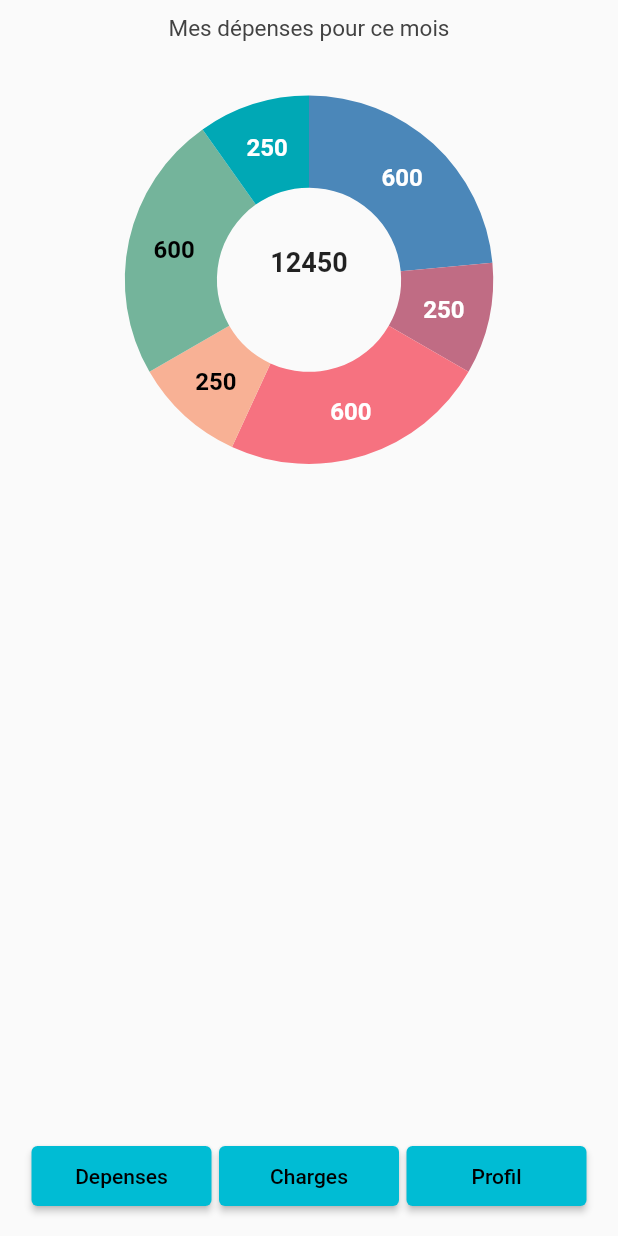
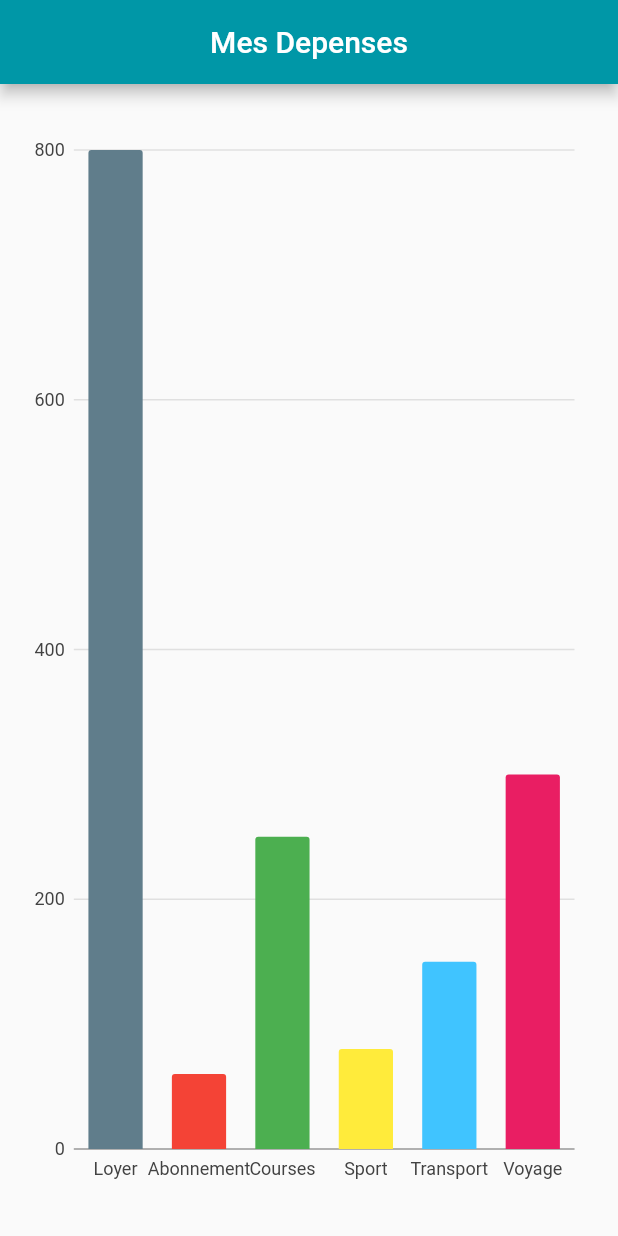
Before and after one commit to naoufal-mft/EconomiZ, a Flutter app: the screen it shows after launch, on a phone screen of 412 x 824 dp. Run offline on Flutter 3.47's test engine with Material 2 defaults, Android fonts, the phone set to English and light mode, and no system bars; our stand-ins replace charts_flutter, syncfusion_flutter_charts.

Commit message:
feat(interface depenses): feat(première implementation):historique des dépenses de l'utilisateur

```diff
--- a/lib/chart_data.dart
+++ b/lib/chart_data.dart
@@ -0,0 +1,13 @@
+import 'package:charts_flutter/flutter.dart' as charts;
+
+class BarChartModel {
+  String year;
+  int financial;
+  final charts.Color color;
+
+  BarChartModel({
+    required this.year,
+    required this.financial,
+    required this.color,
+  });
+}
--- /dev/null
+++ b/lib/depenses_page.dart
@@ -0,0 +1,68 @@
+import 'package:charts_flutter/flutter.dart' as charts;
+import 'package:flutter/material.dart';
+import 'chart_data.dart';
+
+class depenses extends StatelessWidget {
+  depenses({Key? key}) : super(key: key);
+  final List<BarChartModel> data = [
+    BarChartModel(
+      year: "Loyer",
+      financial: 800,
+      color: charts.ColorUtil.fromDartColor(Colors.blueGrey),
+    ),
+    BarChartModel(
+      year: "Abonnement",
+      financial: 60,
+      color: charts.ColorUtil.fromDartColor(Colors.red),
+    ),
+    BarChartModel(
+      year: "Courses",
+      financial: 250,
+      color: charts.ColorUtil.fromDartColor(Colors.green),
+    ),
+    BarChartModel(
+      year: "Sport",
+      financial: 80,
+      color: charts.ColorUtil.fromDartColor(Colors.yellow),
+    ),
+    BarChartModel(
+      year: "Transport",
+      financial: 150,
+      color: charts.ColorUtil.fromDartColor(Colors.lightBlueAccent),
+    ),
+    BarChartModel(
+      year: "Voyage",
+      financial: 300,
+      color: charts.ColorUtil.fromDartColor(Colors.pink),
+    ),
+
+  ];
+
+  @override
+  Widget build(BuildContext context) {
+    List<charts.Series<BarChartModel, String>> series = [
+      charts.Series(
+        id: "financial",
+        data: data,
+        domainFn: (BarChartModel series, _) => series.year,
+        measureFn: (BarChartModel series, _) => series.financial,
+        colorFn: (BarChartModel series, _) => series.color,
+      ),
+    ];
+
+    return Scaffold(
+      appBar: AppBar(
+        title: const Text("Mes Depenses"),
+        centerTitle: true,
+        backgroundColor: Colors.cyan[700],
+      ),
+      body: Container(
+        padding: const EdgeInsets.symmetric(horizontal: 15, vertical: 30),
+        child: charts.BarChart(
+          series,
+          animate: true,
+        ),
+      ),
+    );
+  }
+}
--- a/lib/main.dart
+++ b/lib/main.dart
@@ -1,6 +1,7 @@
 import 'package:flutter/material.dart';
 import 'login_page.dart';
 import 'home_page.dart';
+import 'depenses_page.dart';
 
 void main() {
   runApp(MyApp());
@@ -14,10 +15,11 @@ class MyApp extends StatelessWidget {
       theme: ThemeData(
         primarySwatch: Colors.blue,
       ),
-      initialRoute: '/home',
+      initialRoute: '/depenses',
       routes: {
         '/login': (context) => CustomLoginPage(),
         '/home': (context) => HomePage(),
+        '/depenses': (context) => depenses(),
       },
     );
   }
--- a/pubspec.yaml
+++ b/pubspec.yaml
@@ -31,6 +31,8 @@ dependencies:
   flutter:
     sdk: flutter
   syncfusion_flutter_charts: ^19.1.54
+  charts_flutter_new: ^0.12.0
+  charts_flutter: ^0.12.0
 
 
   # The following adds the Cupertino Icons font to your application.
```
Also changed, not shown: pubspec.lock.
